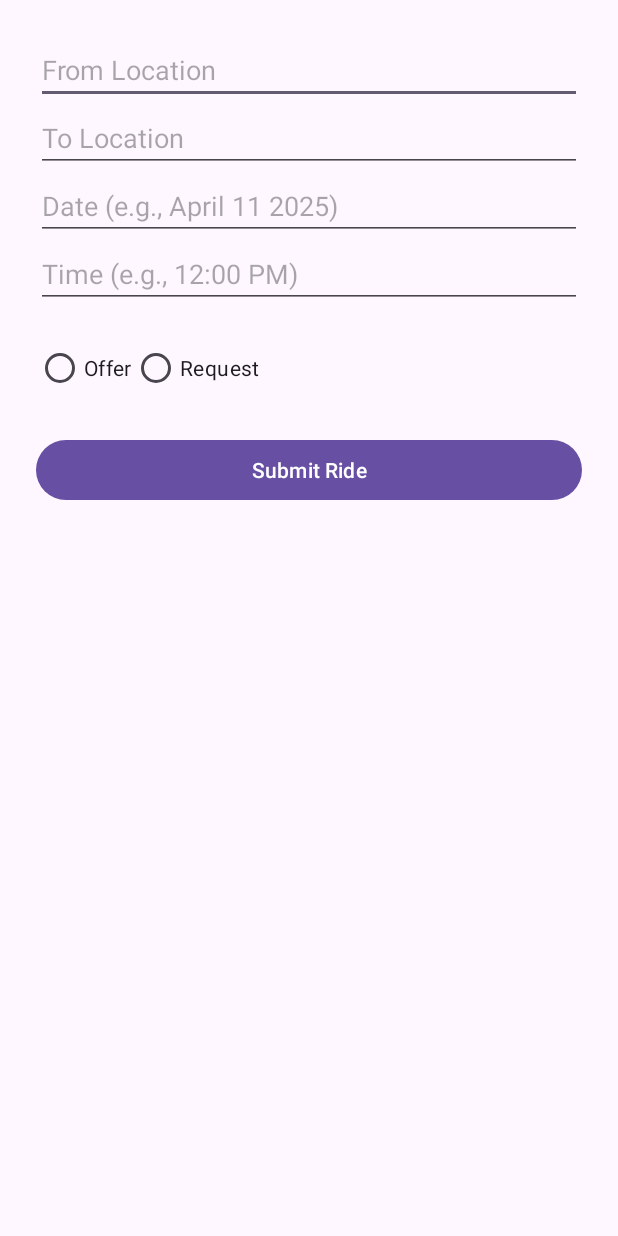
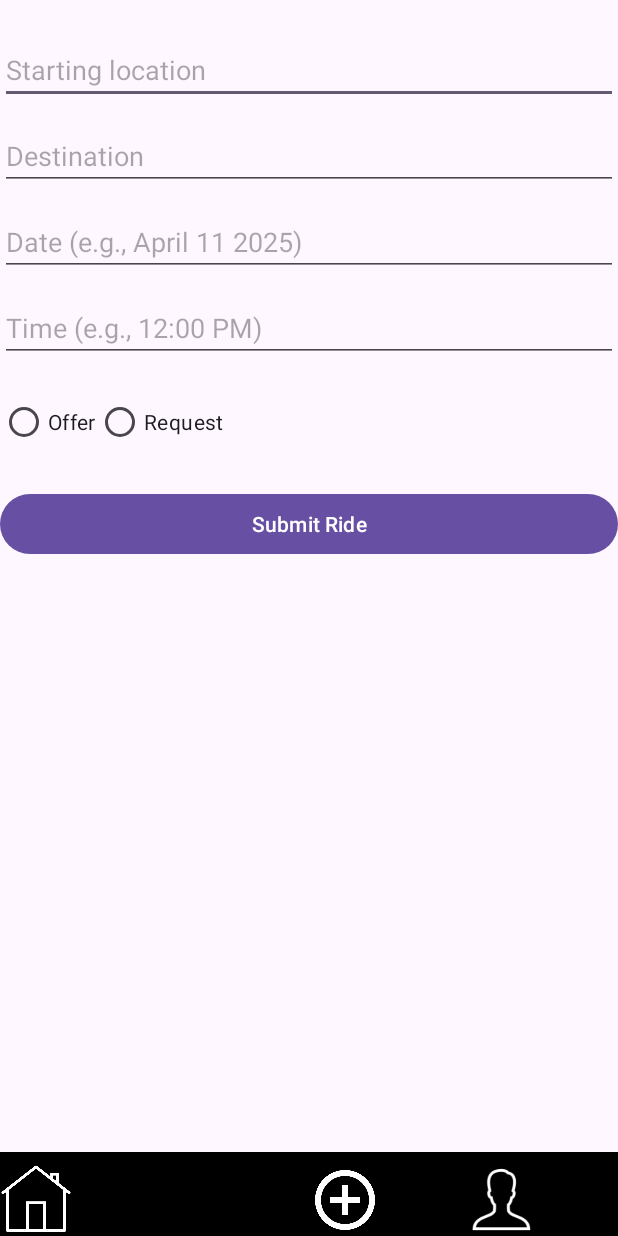
Before and after one commit to wcepress4/RideSharingApp, an Android app: the AddRideActivity screen opened directly, with no data from a screen before it, on a phone screen of 412 x 824 dp. Run offline under Robolectric (Android 15) with nearby library versions, the phone set to English and light mode, and no system bars; our stand-ins replace Firebase (no records; nobody signed in at launch, a user with empty details on screens opened directly).

Commit message:
added bottom navigation menu

```diff
--- a/app/src/main/res/layout/activity_add_ride.xml
+++ b/app/src/main/res/layout/activity_add_ride.xml
@@ -1,59 +1,89 @@
 <?xml version="1.0" encoding="utf-8"?>
-<LinearLayout
-    xmlns:android="http://schemas.android.com/apk/res/android"
+<androidx.constraintlayout.widget.ConstraintLayout xmlns:android="http://schemas.android.com/apk/res/android"
+    xmlns:app="http://schemas.android.com/apk/res-auto"
+    xmlns:tools="http://schemas.android.com/tools"
+    android:id="@+id/addRide"
     android:layout_width="match_parent"
     android:layout_height="match_parent"
-    android:orientation="vertical"
-    android:padding="24dp">
+    android:paddingTop="24dp"
+    tools:context=".AddRideActivity">
 
     <EditText
         android:id="@+id/editTextFrom"
-        android:hint="From Location"
-        android:layout_width="match_parent"
-        android:layout_height="wrap_content"/>
+        android:layout_width="0dp"
+        android:layout_height="wrap_content"
+        android:hint="Starting location"
+        app:layout_constraintTop_toTopOf="parent"
+        app:layout_constraintStart_toStartOf="parent"
+        app:layout_constraintEnd_toEndOf="parent" />
 
     <EditText
         android:id="@+id/editTextTo"
-        android:hint="To Location"
-        android:layout_width="match_parent"
-        android:layout_height="wrap_content"/>
+        android:layout_width="0dp"
+        android:layout_height="wrap_content"
+        android:hint="Destination"
+        app:layout_constraintTop_toBottomOf="@id/editTextFrom"
+        app:layout_constraintStart_toStartOf="parent"
+        app:layout_constraintEnd_toEndOf="parent"
+        android:layout_marginTop="12dp" />
 
     <EditText
         android:id="@+id/editTextDate"
+        android:layout_width="0dp"
+        android:layout_height="wrap_content"
         android:hint="Date (e.g., April 11 2025)"
-        android:layout_width="match_parent"
-        android:layout_height="wrap_content"/>
+        app:layout_constraintTop_toBottomOf="@id/editTextTo"
+        app:layout_constraintStart_toStartOf="parent"
+        app:layout_constraintEnd_toEndOf="parent"
+        android:layout_marginTop="12dp" />
 
     <EditText
         android:id="@+id/editTextTime"
+        android:layout_width="0dp"
+        android:layout_height="wrap_content"
         android:hint="Time (e.g., 12:00 PM)"
-        android:layout_width="match_parent"
-        android:layout_height="wrap_content"/>
+        app:layout_constraintTop_toBottomOf="@id/editTextDate"
+        app:layout_constraintStart_toStartOf="parent"
+        app:layout_constraintEnd_toEndOf="parent"
+        android:layout_marginTop="12dp" />
 
     <RadioGroup
         android:id="@+id/radioGroupType"
-        android:layout_width="match_parent"
+        android:layout_width="0dp"
         android:layout_height="wrap_content"
         android:orientation="horizontal"
+        app:layout_constraintTop_toBottomOf="@id/editTextTime"
+        app:layout_constraintStart_toStartOf="parent"
+        app:layout_constraintEnd_toEndOf="parent"
         android:layout_marginTop="16dp">
 
         <RadioButton
             android:id="@+id/radioOffer"
             android:layout_width="wrap_content"
             android:layout_height="wrap_content"
-            android:text="Offer"/>
+            android:text="Offer" />
 
         <RadioButton
             android:id="@+id/radioRequest"
             android:layout_width="wrap_content"
             android:layout_height="wrap_content"
-            android:text="Request"/>
+            android:text="Request" />
     </RadioGroup>
 
     <Button
         android:id="@+id/buttonSubmit"
+        android:layout_width="0dp"
+        android:layout_height="wrap_content"
         android:text="Submit Ride"
+        android:layout_marginTop="20dp"
+        app:layout_constraintTop_toBottomOf="@id/radioGroupType"
+        app:layout_constraintStart_toStartOf="parent"
+        app:layout_constraintEnd_toEndOf="parent" />
+
+    <include
+        layout="@layout/bottom_nav"
         android:layout_width="match_parent"
         android:layout_height="wrap_content"
-        android:layout_marginTop="20dp"/>
-</LinearLayout>
+        app:layout_constraintBottom_toBottomOf="parent" />
+
+</androidx.constraintlayout.widget.ConstraintLayout>
```
